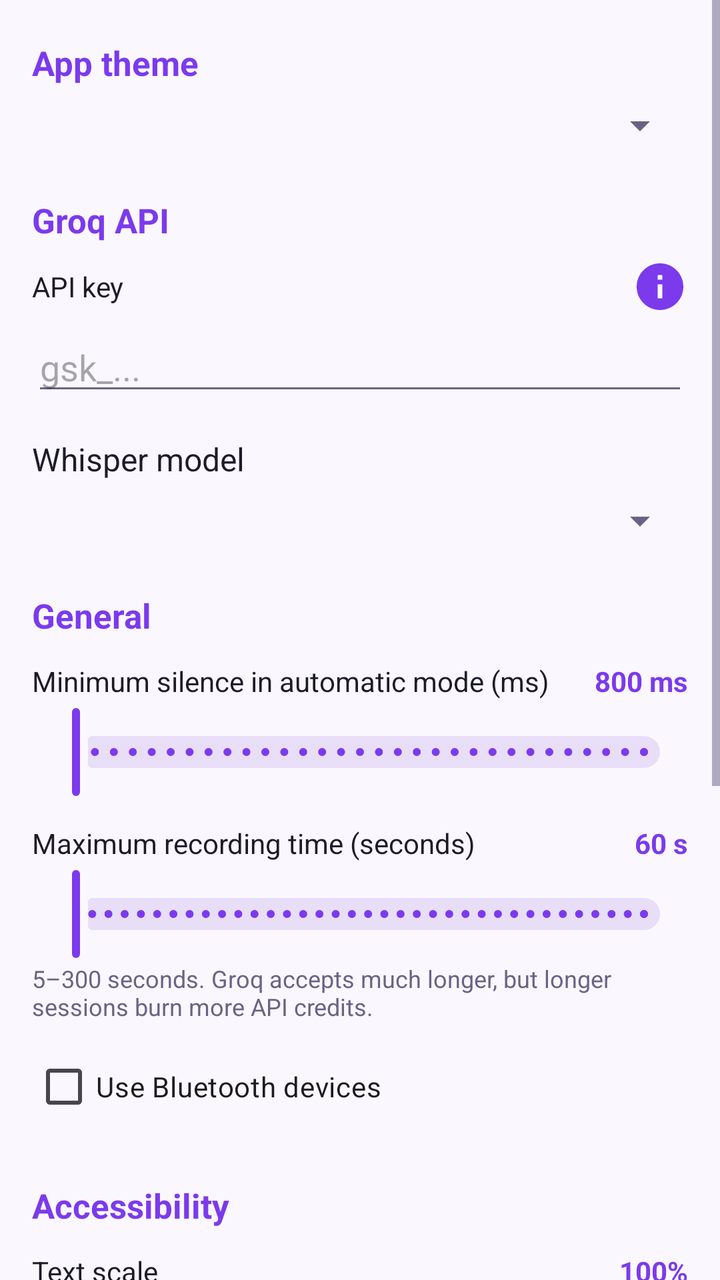
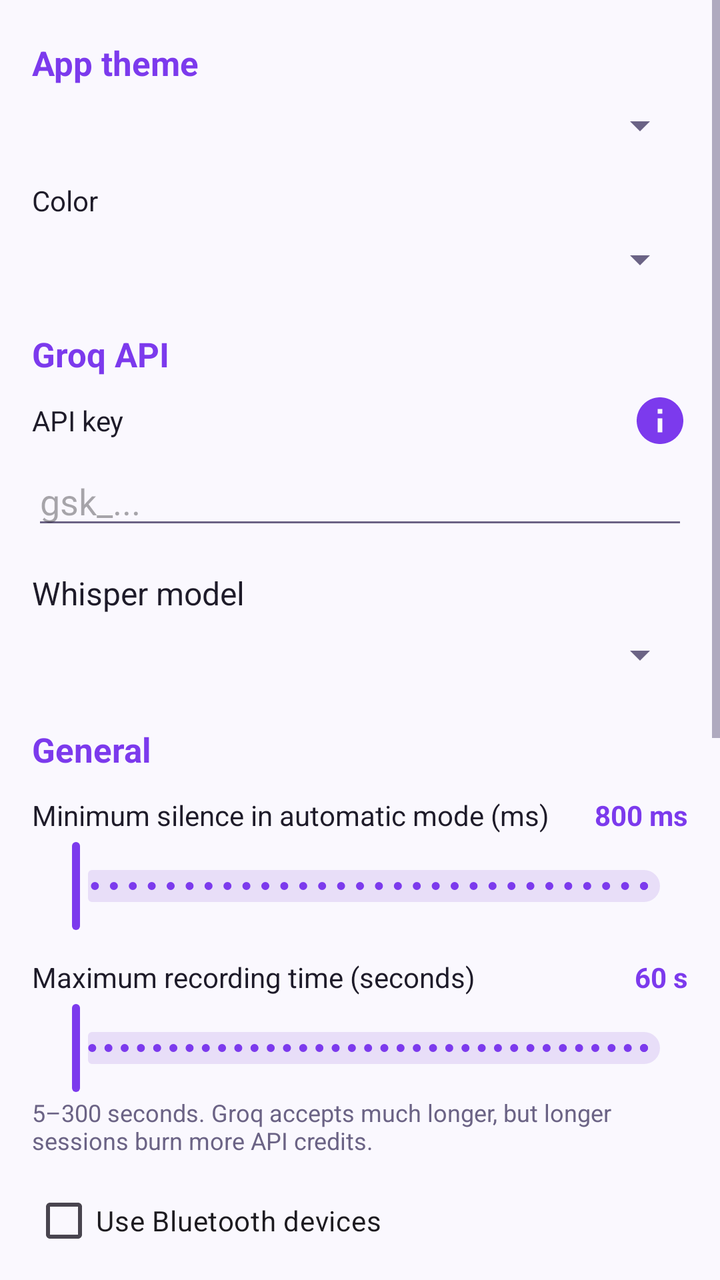

The first picture is an Android layout as it rendered before a commit; the second is the same layout after the commit. The layout source and the unified diff follow.
<!-- AndroidManifest.xml: activity theme Theme.WhisperGroq.ActionBar -->
<!-- res/layout/activity_settings.xml -->
<?xml version="1.0" encoding="utf-8"?>
<androidx.coordinatorlayout.widget.CoordinatorLayout xmlns:android="http://schemas.android.com/apk/res/android"
    xmlns:app="http://schemas.android.com/apk/res-auto"
    android:layout_width="match_parent"
    android:layout_height="match_parent"
    android:fitsSystemWindows="true">
    <ScrollView
        android:layout_width="match_parent"
        android:layout_height="match_parent">
        <LinearLayout
            android:layout_width="match_parent"
            android:layout_height="wrap_content"
            android:orientation="vertical"
            android:padding="16dp">

            
            <TextView
                android:layout_width="match_parent"
                android:layout_height="wrap_content"
                android:layout_marginTop="4dp"
                android:textSize="17sp"
                android:textStyle="bold"
                android:textColor="?attr/colorPrimary"
                android:text="@string/settings_theme" />

            <Spinner
                android:id="@+id/spinnerTheme"
                android:layout_width="match_parent"
                android:layout_height="wrap_content"
                android:layout_marginTop="8dp" />

            
            <TextView
                android:layout_width="match_parent"
                android:layout_height="wrap_content"
                android:layout_marginTop="24dp"
                android:textSize="17sp"
                android:textStyle="bold"
                android:textColor="?attr/colorPrimary"
                android:text="@string/settings_groq" />

            <LinearLayout
                android:layout_width="match_parent"
                android:layout_height="wrap_content"
                android:orientation="horizontal"
                android:gravity="center_vertical"
                android:layout_marginTop="8dp">

                <TextView
                    android:layout_width="0dp"
                    android:layout_weight="1"
                    android:layout_height="wrap_content"
                    android:textSize="14sp"
                    android:textColor="?attr/colorOnSurface"
                    android:text="@string/settings_api_key_label" />

                <ImageButton
                    android:id="@+id/infoApiKey"
                    android:layout_width="28dp"
                    android:layout_height="28dp"
                    android:background="?attr/selectableItemBackgroundBorderless"
                    android:src="@drawable/ic_info_48dp"
                    android:scaleType="fitCenter"
                    android:contentDescription="@string/info" />
            </LinearLayout>

            <EditText
                android:id="@+id/editApiKey"
                android:layout_width="match_parent"
                android:layout_height="wrap_content"
                android:layout_marginTop="4dp"
                android:hint="gsk_..."
                android:inputType="textPassword" />

            <TextView
                android:layout_width="wrap_content"
                android:layout_height="wrap_content"
                android:layout_marginTop="16dp"
                android:textSize="16sp"
                android:textColor="?attr/colorOnSurface"
                android:text="@string/settings_model" />

            <Spinner
                android:id="@+id/spinnerModel"
                android:layout_width="match_parent"
                android:layout_height="wrap_content"
                android:layout_marginTop="8dp" />

            
            <TextView
                android:layout_width="match_parent"
                android:layout_height="wrap_content"
                android:layout_marginTop="24dp"
                android:textSize="17sp"
                android:textStyle="bold"
                android:textColor="?attr/colorPrimary"
                android:text="@string/settings_general" />

            
            <LinearLayout
                android:layout_width="match_parent"
                android:layout_height="wrap_content"
                android:orientation="horizontal"
                android:gravity="center_vertical"
                android:layout_marginTop="12dp">

                <TextView
                    android:layout_width="0dp"
                    android:layout_weight="1"
                    android:layout_height="wrap_content"
                    android:textSize="14sp"
                    android:textColor="?attr/colorOnSurface"
                    android:text="@string/settings_minimum_silence" />

                <TextView
                    android:id="@+id/valueMinSilence"
                    android:layout_width="wrap_content"
                    android:layout_height="wrap_content"
                    android:layout_marginStart="8dp"
                    android:textSize="14sp"
                    android:textStyle="bold"
                    android:textColor="?attr/colorPrimary"
                    android:text="800 ms" />
            </LinearLayout>

            <com.google.android.material.slider.Slider
                android:id="@+id/settings_min_silence"
                android:layout_width="match_parent"
                android:layout_height="wrap_content"
                android:layout_marginTop="2dp"
                android:valueFrom="0"
                android:valueTo="3000"
                android:stepSize="100"
                app:labelBehavior="gone" />

            
            <LinearLayout
                android:layout_width="match_parent"
                android:layout_height="wrap_content"
                android:orientation="horizontal"
                android:gravity="center_vertical"
                android:layout_marginTop="12dp">

                <TextView
                    android:layout_width="0dp"
                    android:layout_weight="1"
                    android:layout_height="wrap_content"
                    android:textSize="14sp"
                    android:textColor="?attr/colorOnSurface"
                    android:text="@string/settings_max_recording" />

                <TextView
                    android:id="@+id/valueMaxSeconds"
                    android:layout_width="wrap_content"
                    android:layout_height="wrap_content"
                    android:layout_marginStart="8dp"
                    android:textSize="14sp"
                    android:textStyle="bold"
                    android:textColor="?attr/colorPrimary"
                    android:text="60 s" />
            </LinearLayout>

            <com.google.android.material.slider.Slider
                android:id="@+id/settings_max_seconds"
                android:layout_width="match_parent"
                android:layout_height="wrap_content"
                android:layout_marginTop="2dp"
                android:valueFrom="5"
                android:valueTo="300"
                android:stepSize="5"
                app:labelBehavior="gone" />

            <TextView
                android:layout_width="wrap_content"
                android:layout_height="wrap_content"
                android:layout_marginTop="0dp"
                android:textSize="12sp"
                android:textColor="@color/text_secondary"
                android:text="@string/settings_max_recording_hint" />

            
            <CheckBox
                android:id="@+id/mode_bluetooth"
                android:layout_width="match_parent"
                android:layout_height="wrap_content"
                android:layout_marginTop="8dp"
                android:text="@string/setting_bluetooth"
                android:textSize="14sp" />

            
            <TextView
                android:layout_width="match_parent"
                android:layout_height="wrap_content"
                android:layout_marginTop="24dp"
                android:textSize="17sp"
                android:textStyle="bold"
                android:textColor="?attr/colorPrimary"
                android:text="@string/settings_accessibility" />

            
            <LinearLayout
                android:layout_width="match_parent"
                android:layout_height="wrap_content"
                android:orientation="horizontal"
                android:gravity="center_vertical"
                android:layout_marginTop="12dp">

                <TextView
                    android:layout_width="0dp"
                    android:layout_weight="1"
                    android:layout_height="wrap_content"
                    android:textSize="14sp"
                    android:textColor="?attr/colorOnSurface"
                    android:text="@string/settings_text_scale" />

                <TextView
                    android:id="@+id/valueTextScale"
                    android:layout_width="wrap_content"
                    android:layout_height="wrap_content"
                    android:layout_marginStart="8dp"
                    android:textSize="14sp"
                    android:textStyle="bold"
                    android:textColor="?attr/colorPrimary"
                    android:text="100%" />
            </LinearLayout>

            <com.google.android.material.slider.Slider
                android:id="@+id/settings_text_scale"
                android:layout_width="match_parent"
                android:layout_height="wrap_content"
                android:layout_marginTop="2dp"
                android:valueFrom="0.85"
                android:valueTo="1.30"
                android:stepSize="0.05"
                app:labelBehavior="gone" />

            
            <LinearLayout
                android:layout_width="match_parent"
                android:layout_height="wrap_content"
                android:orientation="horizontal"
                android:gravity="center_vertical"
                android:layout_marginTop="12dp">

                <TextView
                    android:layout_width="0dp"
                    android:layout_weight="1"
                    android:layout_height="wrap_content"
                    android:textSize="14sp"
                    android:textColor="?attr/colorOnSurface"
                    android:text="@string/settings_button_scale" />

                <TextView
                    android:id="@+id/valueButtonScale"
                    android:layout_width="wrap_content"
                    android:layout_height="wrap_content"
                    android:layout_marginStart="8dp"
                    android:textSize="14sp"
                    android:textStyle="bold"
                    android:textColor="?attr/colorPrimary"
                    android:text="100%" />
            </LinearLayout>

            <com.google.android.material.slider.Slider
                android:id="@+id/settings_button_scale"
                android:layout_width="match_parent"
                android:layout_height="wrap_content"
                android:layout_marginTop="2dp"
                android:valueFrom="0.90"
                android:valueTo="1.30"
                android:stepSize="0.05"
                app:labelBehavior="gone" />

            <Button
                android:id="@+id/btnResetDisplay"
                style="@style/Widget.Material3.Button.OutlinedButton"
                android:layout_width="wrap_content"
                android:layout_height="wrap_content"
                android:layout_marginTop="12dp"
                android:text="@string/settings_reset_display" />

            
            <TextView
                android:layout_width="match_parent"
                android:layout_height="wrap_content"
                android:layout_marginTop="24dp"
                android:textSize="17sp"
                android:textStyle="bold"
                android:textColor="?attr/colorPrimary"
                android:text="@string/settings_buttons" />

            <CheckBox
                android:id="@+id/togglePunctuation"
                android:layout_width="match_parent"
                android:layout_height="wrap_content"
                android:text="@string/toggle_punctuation"
                android:textSize="14sp" />

            <CheckBox
                android:id="@+id/toggleKeyboard"
                android:layout_width="match_parent"
                android:layout_height="wrap_content"
                android:text="@string/toggle_keyboard_button"
                android:textSize="14sp" />

            <CheckBox
                android:id="@+id/toggleAuto"
                android:layout_width="match_parent"
                android:layout_height="wrap_content"
                android:text="@string/toggle_auto_mode"
                android:textSize="14sp" />

        </LinearLayout>
    </ScrollView>
</androidx.coordinatorlayout.widget.CoordinatorLayout>
<!-- resources referenced by this layout -->
<resources>
  <color name="text_secondary">#6B6385</color>
  <!-- drawable ic_info_48dp (drawable) -->
  <vector xmlns:android="http://schemas.android.com/apk/res/android"
      android:width="24dp"
      android:height="24dp"
      android:viewportWidth="24"
      android:viewportHeight="24">
    
    <path
        android:fillColor="@color/colorAccent"
        android:pathData="M12,2C6.48,2 2,6.48 2,12s4.48,10 10,10 10,-4.48 10,-10S17.52,2 12,2zM13,17h-2v-6h2v6zM13,9h-2V7h2v2z"/>
  </vector>
  <string name="info">Info</string>
  <string name="setting_bluetooth">Use Bluetooth devices</string>
  <string name="settings_accessibility">Accessibility</string>
  <string name="settings_api_key_label">API key</string>
  <string name="settings_button_scale">Buttons and icons size</string>
  <string name="settings_buttons">Buttons</string>
  <string name="settings_general">General</string>
  <string name="settings_groq">Groq API</string>
  <string name="settings_max_recording">Maximum recording time (seconds)</string>
  <string name="settings_max_recording_hint">5–300 seconds. Groq accepts much longer, but longer sessions burn more API credits.</string>
  <string name="settings_minimum_silence">Minimum silence in automatic mode (ms)</string>
  <string name="settings_model">Whisper model</string>
  <string name="settings_reset_display">Reset to defaults</string>
  <string name="settings_text_scale">Text scale</string>
  <string name="settings_theme">App theme</string>
  <string name="toggle_auto_mode">Show automatic-mode toggle</string>
  <string name="toggle_keyboard_button">Show keyboard button</string>
  <string name="toggle_punctuation">Show punctuation button</string>
  <style name="Theme.WhisperGroq.ActionBar" parent="Theme.Material3.DayNight">
          <item name="colorPrimary">@color/colorAccent</item>
          <item name="colorPrimaryVariant">@color/colorAccentDark</item>
          <item name="colorSecondary">@color/colorAccent</item>
          <item name="colorSurface">@color/surface</item>
          <item name="colorOnSurface">@color/text_primary</item>
          <item name="android:windowBackground">@color/windowBackground</item>
          <item name="android:textColorPrimary">@color/text_primary</item>
          <item name="android:textColorSecondary">@color/text_secondary</item>
      </style>
  <color name="colorAccent">#7C3AED</color>
  <color name="colorAccentDark">#5B21B6</color>
  <color name="surface">#FFFFFF</color>
  <color name="text_primary">#1E1B29</color>
  <color name="windowBackground">#FAF8FE</color>
</resources>

<!-- the commit's change to res/layout/activity_settings.xml (unified diff, before → after) -->
@@ -29,6 +29,20 @@
                 android:layout_height="wrap_content"
                 android:layout_marginTop="8dp" />
 
+            <TextView
+                android:layout_width="match_parent"
+                android:layout_height="wrap_content"
+                android:layout_marginTop="16dp"
+                android:textSize="14sp"
+                android:textColor="?attr/colorOnSurface"
+                android:text="@string/settings_accent_label" />
+
+            <Spinner
+                android:id="@+id/spinnerAccent"
+                android:layout_width="match_parent"
+                android:layout_height="wrap_content"
+                android:layout_marginTop="8dp" />
+
             
             <TextView
                 android:layout_width="match_parent"
<!-- resource entries referenced after the edit -->
@@ -9,11 +9,12 @@
       android:viewportHeight="24">
     
     <path
-        android:fillColor="@color/colorAccent"
+        android:fillColor="?attr/colorPrimary"
         android:pathData="M12,2C6.48,2 2,6.48 2,12s4.48,10 10,10 10,-4.48 10,-10S17.52,2 12,2zM13,17h-2v-6h2v6zM13,9h-2V7h2v2z"/>
   </vector>
   <string name="info">Info</string>
   <string name="setting_bluetooth">Use Bluetooth devices</string>
+  <string name="settings_accent_label">Color</string>
   <string name="settings_accessibility">Accessibility</string>
   <string name="settings_api_key_label">API key</string>
   <string name="settings_button_scale">Buttons and icons size</string>
